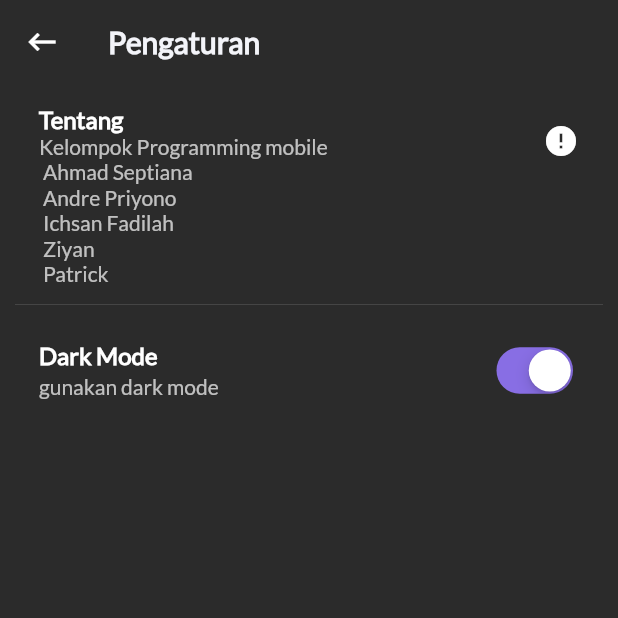
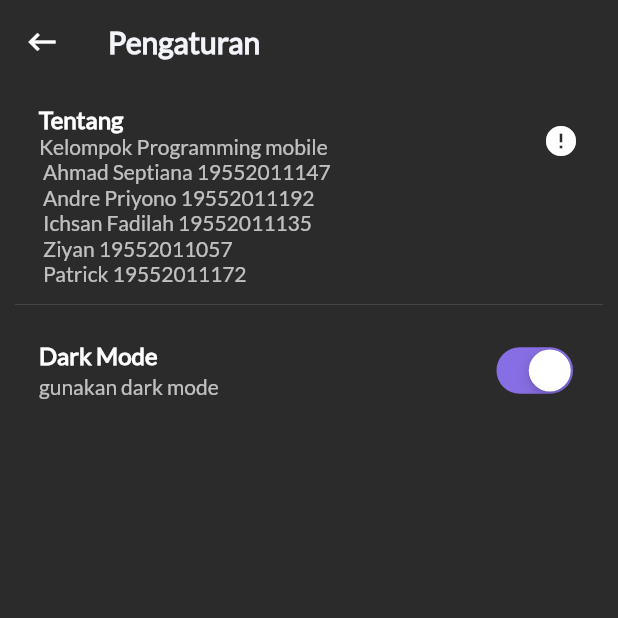
Before and after one commit to ahmadseptian/sosmed_kuy, a Flutter app: the Setting screen opened directly, on a phone screen of 412 x 824 dp, the top half of it. Run offline on Flutter 3.47's test engine with Material 2 defaults, Android fonts, the phone set to English and light mode, and no system bars; our stand-ins replace cached_network_image, cloud_firestore, data_connection_checker, firebase_auth, firebase_core, firebase_storage and 9 more; accounts and stored records are empty; network calls fail.

Commit message:
Update settings.dart

```diff
--- a/lib/screens/settings.dart
+++ b/lib/screens/settings.dart
@@ -38,7 +38,7 @@ class _SettingState extends State<Setting> {
                   fontWeight: FontWeight.w900,
                 ),
               ),
-              subtitle: Text("Kelompok Programming mobile \n Ahmad Septiana \n Andre Priyono \n Ichsan Fadilah \n Ziyan \n Patrick"),
+              subtitle: Text("Kelompok Programming mobile \n Ahmad Septiana 19552011147 \n Andre Priyono 19552011192 \n Ichsan Fadilah 19552011135  \n Ziyan 19552011057 \n Patrick 19552011172"),
               trailing: Icon(Icons.error)
             ),
             Divider(),
```
